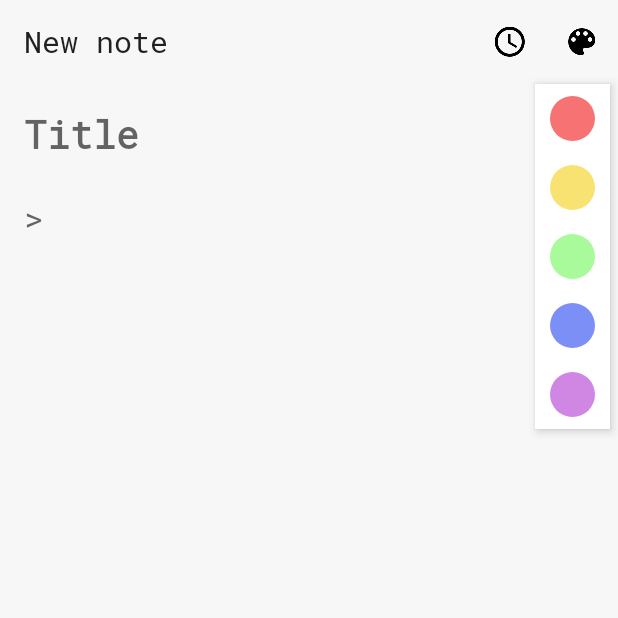
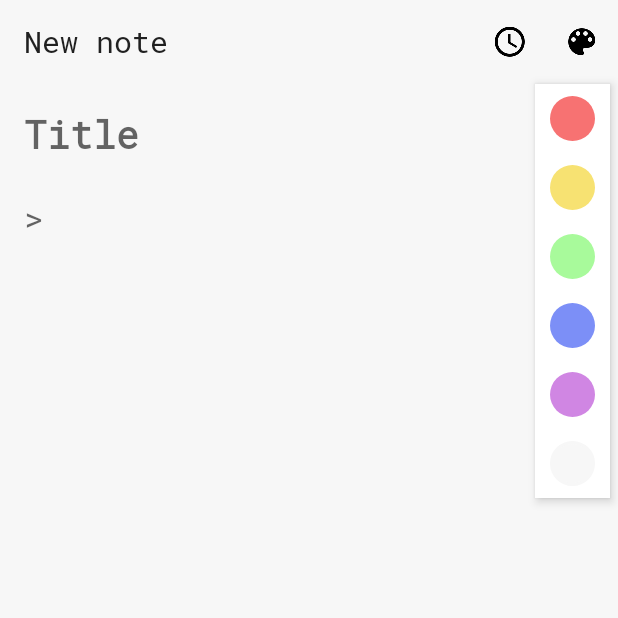
Before and after one commit to RuslanBarcho/FireNotes, an Android app: the NoteActivity screen opened directly, with no data from a screen before it, after a tap on "color", on a phone screen of 412 x 824 dp, the top half of it. Run offline under Robolectric (Android 15) with nearby library versions, the phone set to English and light mode, and no system bars; our stand-ins replace Room's generated code.

Commit message:
add backend of color picker

```diff
--- /dev/null
+++ b/app/src/main/res/drawable/color_state_list.xml
@@ -0,0 +1,5 @@
+<?xml version="1.0" encoding="utf-8"?>
+<selector xmlns:android="http://schemas.android.com/apk/res/android" >
+    <item
+        android:color="#BDBDBD" />
+</selector>
--- a/app/src/main/res/layout/activity_note.xml
+++ b/app/src/main/res/layout/activity_note.xml
@@ -142,6 +142,16 @@
                 android:layout_marginTop="8dp"
                 android:button="@drawable/circle_button_selector"
                 android:buttonTint="#D086E3" />
+            <RadioButton
+                android:id="@+id/rb_white"
+                android:layout_width="wrap_content"
+                android:layout_height="wrap_content"
+                android:layout_marginBottom="8dp"
+                android:layout_marginLeft="10dp"
+                android:layout_marginRight="10dp"
+                android:layout_marginTop="8dp"
+                android:button="@drawable/circle_button_selector"
+                android:buttonTint="@color/colorPrimary" />
         </RadioGroup>
     </LinearLayout>
 
--- a/app/src/main/res/layout/item.xml
+++ b/app/src/main/res/layout/item.xml
@@ -10,12 +10,14 @@
     android:clickable="true"
     android:foreground="?android:attr/selectableItemBackground"
     android:orientation="vertical"
-    app:cardCornerRadius="2dp">
+    app:cardCornerRadius="0dp">
 
     <LinearLayout
         android:id="@+id/item_background"
         android:layout_width="match_parent"
         android:layout_height="wrap_content"
+        android:backgroundTint="#ffffff"
+        android:backgroundTintMode="multiply"
         android:clickable="false"
         android:orientation="vertical">
 
@@ -42,9 +44,9 @@
             android:layout_marginRight="16dp"
             android:layout_marginTop="8dp"
             android:ellipsize="end"
+            android:fontFamily="@font/roboto_mono"
             android:maxLines="6"
             android:text="This is content text"
-            android:fontFamily="@font/roboto_mono"
             android:textSize="18sp" />
 
     </LinearLayout>
```
Also changed, not shown: app/src/main/java/radonsoft/firenotes/Helpers/RecyclerViewAdapter.java (+19 -7 lines), app/src/main/java/radonsoft/firenotes/Models/Note.java (+12 -1 lines), app/src/main/java/radonsoft/firenotes/NoteActivity.java (+7 -12 lines).
